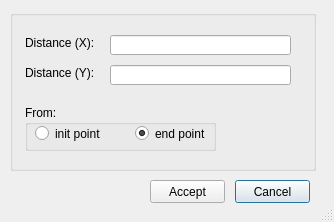
Before: the Qt Designer form ui/cad_add_point.ui in Giswater/giswater_qgis_plugin, drawn with Qt 5.
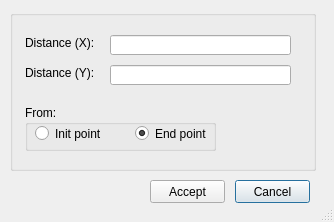
After: the same form once the commit is applied.

What changed in the file:
```diff
--- a/ui/cad_add_point.ui
+++ b/ui/cad_add_point.ui
@@ -109,7 +109,7 @@
       </rect>
      </property>
      <property name="text">
-      <string>init point</string>
+      <string>Init point</string>
      </property>
     </widget>
     <widget class="QRadioButton" name="rb_right">
@@ -122,7 +122,7 @@
       </rect>
      </property>
      <property name="text">
-      <string>end point</string>
+      <string>End point</string>
      </property>
      <property name="checked">
       <bool>true</bool>
```
